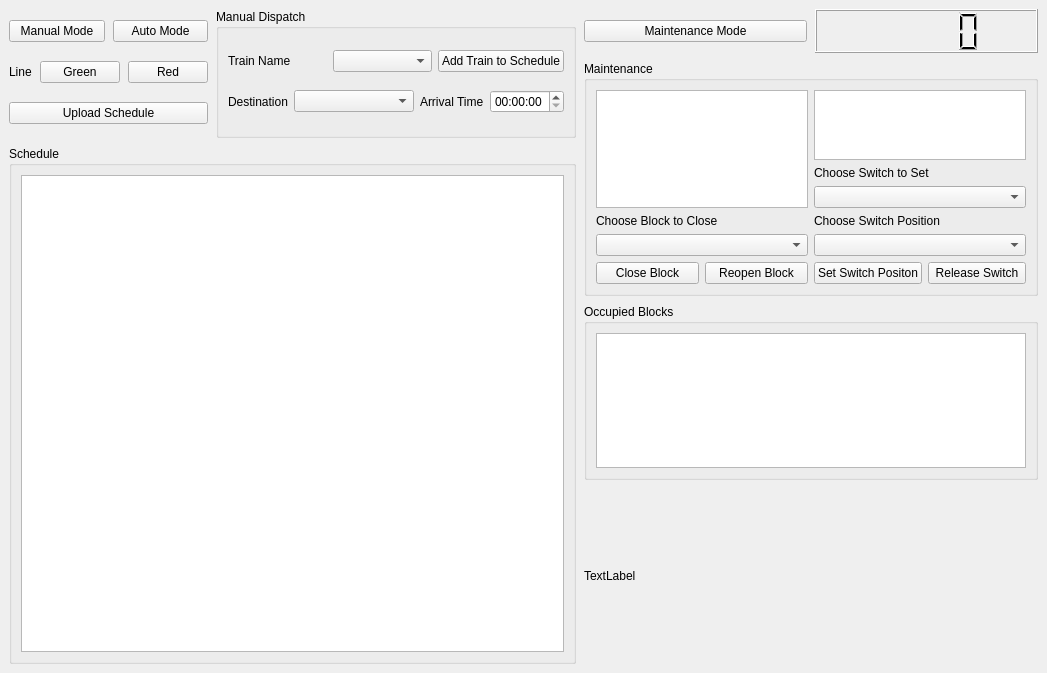
Qt form CTC/CTC_UI.ui (asmithie13/ECE-1140) before a commit.
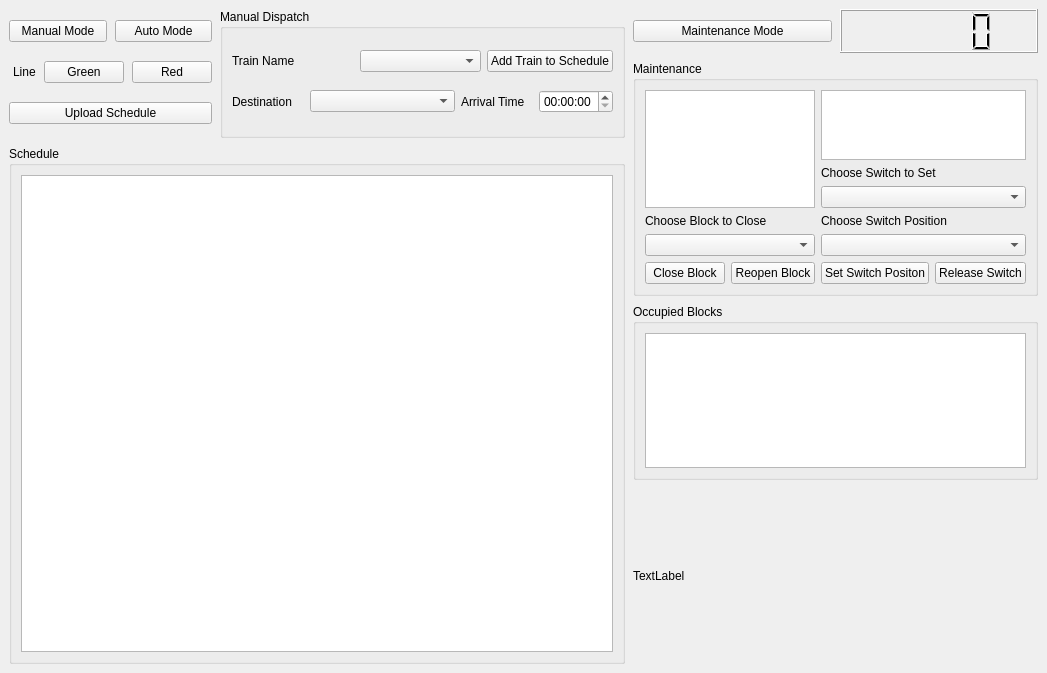
The same form after that commit.

Commit message: Working on tweaking schedule sizes

```diff
--- a/CTC/CTC_UI.ui
+++ b/CTC/CTC_UI.ui
@@ -16,7 +16,7 @@
   <widget class="QWidget" name="centralwidget">
    <layout class="QHBoxLayout" name="horizontalLayout_2">
     <item>
-     <layout class="QHBoxLayout" name="CTC_TabCols" stretch="5,4">
+     <layout class="QHBoxLayout" name="CTC_TabCols" stretch="5,3">
       <property name="spacing">
        <number>8</number>
       </property>
```
The commit also changes 1 other file.
